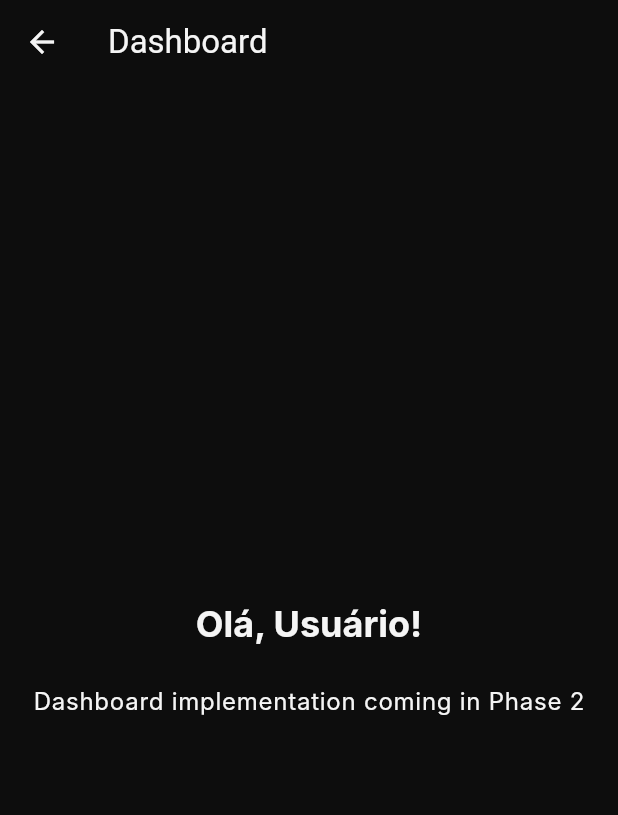
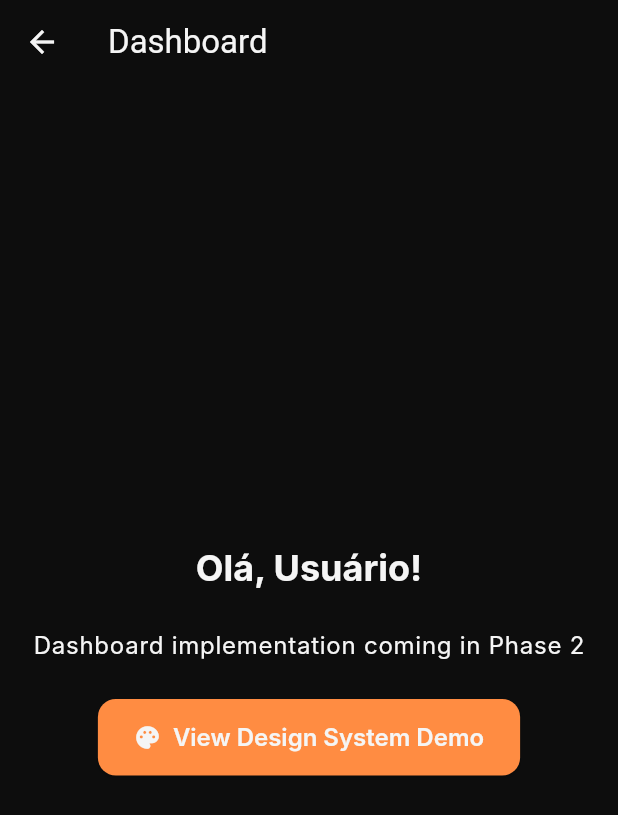
Before and after one commit to Cine-BackStage/backstage_frontend, a Flutter app: the DashboardPlaceholder screen opened by its route, on a phone screen of 412 x 824 dp. Shown: the top 815 px of the screen. Run offline on Flutter 3.47's test engine with Material 3 defaults, Android fonts, the phone set to English and light mode, and no system bars; our stand-ins replace dio, shared_preferences; accounts and stored records are empty; Roboto replaces fonts that are missing (Inter).

Commit message:
feat: integrate design system demo into main app
- Add route for design system demo module
- Add demo button to dashboard placeholder
- Import DesignSystemDemoModule

```diff
--- a/lib/main.dart
+++ b/lib/main.dart
@@ -4,6 +4,7 @@ import 'design_system/theme/app_theme.dart';
 import 'core/navigation/navigation_manager.dart';
 import 'core/navigation/app_routes.dart';
 import 'shared/l10n/generated/app_localizations.dart';
+import 'features/design_system_demo/design_system_demo_module.dart';
 
 void main() async {
   WidgetsFlutterBinding.ensureInitialized();
@@ -81,6 +82,12 @@ class BackstageApp extends StatelessWidget {
         return MaterialPageRoute(
           settings: settings,
           builder: (_) => const DashboardPlaceholder(),
+        );
+
+      case '/demo':
+        return MaterialPageRoute(
+          settings: settings,
+          builder: (_) => DesignSystemDemoModule(),
         );
 
       default:
@@ -184,6 +191,14 @@ class DashboardPlaceholder extends StatelessWidget {
               'Dashboard implementation coming in Phase 2',
               style: Theme.of(context).textTheme.bodyLarge,
             ),
+            const SizedBox(height: 24),
+            ElevatedButton.icon(
+              onPressed: () {
+                Navigator.pushNamed(context, '/demo');
+              },
+              icon: const Icon(Icons.palette),
+              label: const Text('View Design System Demo'),
+            ),
           ],
         ),
       ),
```
